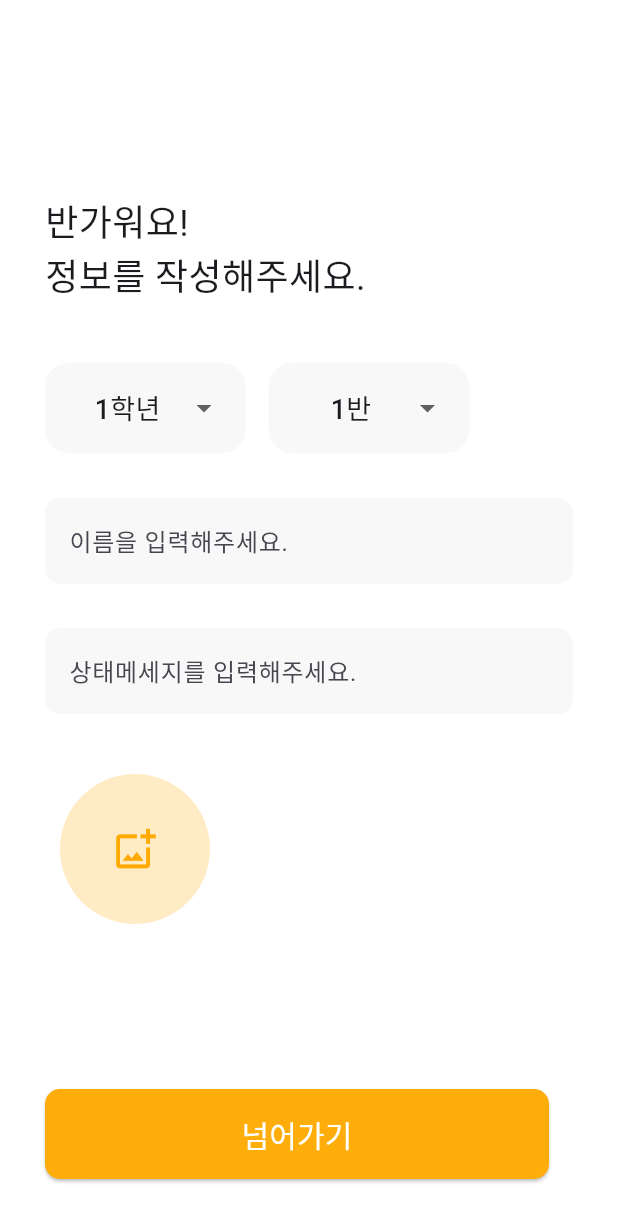
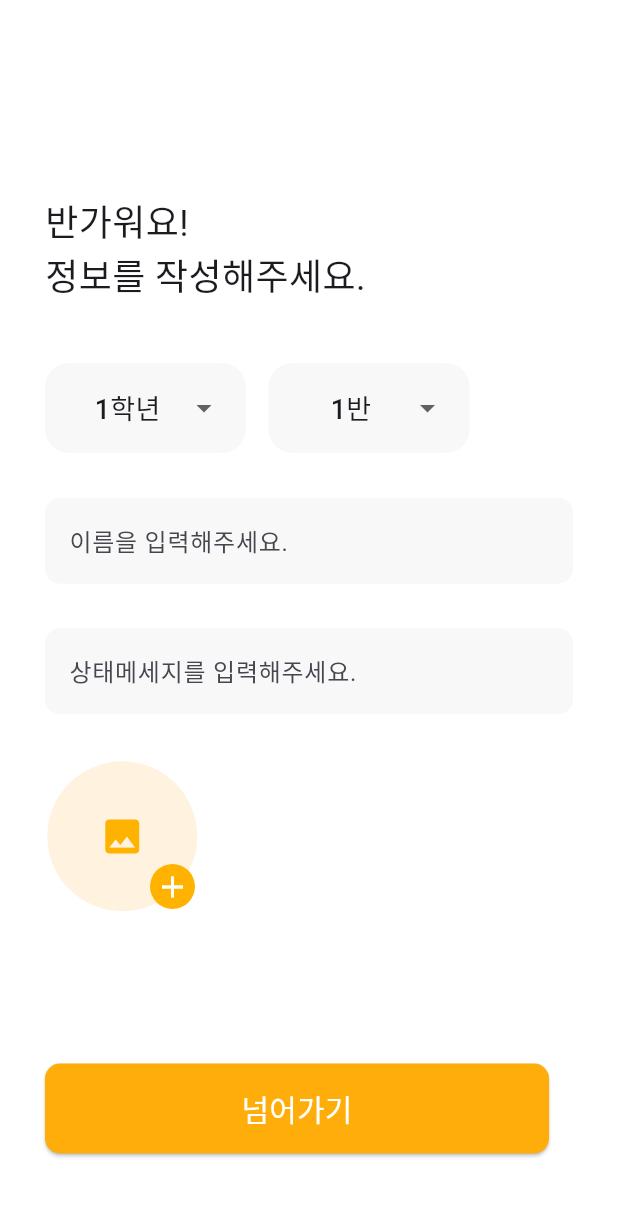
Before and after one commit to bab-babbab/Bab-Babbab-Frontend, a Flutter app: the InformationPage screen opened directly, on a phone screen of 412 x 824 dp. Shown: the top 1222 px of the screen. Run offline on Flutter 3.47's test engine with Material 3 defaults, Android fonts, the phone set to English and light mode, and no system bars; drawn by our look-alikes of dropdown_button2; our stand-ins replace firebase_auth, firebase_core, flutter_svg, google_sign_in, image_picker; accounts and stored records are empty; Roboto replaces fonts that are missing (Pretendard).

Commit message:
회원 이미지 추가(사진, 카메라) 기능

```diff
--- a/lib/main.dart
+++ b/lib/main.dart
@@ -1,3 +1,5 @@
+import 'package:bab_babbab_front/screens/home/home.dart';
+import 'package:bab_babbab_front/screens/main/InfoPage.dart';
 import 'package:flutter/material.dart';
 import 'package:bab_babbab_front/screens/main/selectPage.dart';
 import 'package:bab_babbab_front/firebase_options.dart';
@@ -27,7 +29,7 @@ class MainApp extends StatelessWidget {
       ),
       debugShowCheckedModeBanner: false,
       title: 'bab-babbab',
-      home: SelectPage(),
+      home: InformationPage(),
     );
   }
 }
--- a/lib/screens/main/InfoPage.dart
+++ b/lib/screens/main/InfoPage.dart
@@ -1,11 +1,14 @@
+import 'dart:io';
+
+import 'package:flutter/foundation.dart';
 import 'package:flutter/material.dart';
+import 'package:image_picker/image_picker.dart';
+
 import 'package:dropdown_button2/dropdown_button2.dart';
-import 'package:image_picker/image_picker.dart';
-import 'dart:io';
 import 'package:bab_babbab_front/screens/home/home.dart';
 
 class InformationPage extends StatefulWidget {
-  const InformationPage({super.key});
+  const InformationPage({Key? key}) : super(key: key);
 
   @override
   _InformationPageState createState() => _InformationPageState();
@@ -13,9 +16,7 @@ class InformationPage extends StatefulWidget {
 
 class _InformationPageState extends State<InformationPage> {
   final picker = ImagePicker();
-  XFile? image; // 카메라로 촬영한 이미지를 저장할 변수
-  List<XFile?> multiImage = []; // 갤러리에서 여러 장의 사진을 선택해서 저장할 변수
-  List<XFile?> images = []; // 가져온 사진들을 보여주기 위한 변수
+  XFile? _pickedFile; // 카메라로 촬영한 이미지를 저장할 변수
 
   List<String> gradeList = ['1학년', '2학년', '3학년'];
   List<String> classList = ['1반', '2반', '3반', '4반', '5반', '6반'];
@@ -24,6 +25,7 @@ class _InformationPageState extends State<InformationPage> {
 
   @override
   Widget build(BuildContext context) {
+    final _imageSize = MediaQuery.of(context).size.width / 4;
     return Scaffold(
       backgroundColor: const Color(0xffFFFFFF),
       body: Padding(
@@ -163,33 +165,74 @@ class _InformationPageState extends State<InformationPage> {
               ),
             ),
             SizedBox(height: 30),
+            Column(
+              children: [
+                if (_pickedFile == null)
+                  Container(
+                    constraints: BoxConstraints(
+                      minHeight: _imageSize,
+                      minWidth: _imageSize,
+                    ),
+                    child: GestureDetector(
+                      onTap: () {
+                        _showBottomSheet();
+                      },
+                      child: Stack(
+                        alignment: Alignment.center,
+                        children: [
+                          // 큰 원 (배경)
+                          Container(
+                            width: 100,
+                            height: 100,
+                            decoration: const BoxDecoration(
+                              color: Color(0xFFFFF3E0), // 연한 오렌지색 배경
+                              shape: BoxShape.circle,
+                            ),
+                          ),
 
-            //갤러리에서 가져오기
-            Container(
-              margin: EdgeInsets.all(10),
-              padding: EdgeInsets.all(5),
-              height: 100,
-              width: 100,
-              decoration: BoxDecoration(
-                color: Color(0xffFFEBC4),
-                borderRadius: BorderRadius.circular(999),
-              ),
-              child: IconButton(
-                onPressed: () async {
-                  multiImage = await picker.pickMultiImage();
-                  setState(() {
-                    //갤러리에서 가지고 온 사진들은 리스트 변수에 저장되므로 addAll()을 사용해서 images와 multiImage 리스트를 합쳐줍니다.
-                    images.addAll(multiImage);
-                  });
-                },
-                icon: Icon(
-                  Icons.add_photo_alternate_outlined,
-                  size: 30,
-                  color: Color(0xffFFAA00),
-                ),
-              ),
+                          // 가운데 이미지 아이콘
+                          const Icon(
+                            Icons.image, // 또는 Icons.image_outlined
+                            size: 30,
+                            color: Color(0xFFFFB300), // 진한 오렌지
+                          ),
+
+                          // 오른쪽 아래에 + 버튼
+                          Positioned(
+                            bottom: 3,
+                            right: 3,
+                            child: Container(
+                              width: 30,
+                              height: 30,
+                              decoration: const BoxDecoration(
+                                color: Color(0xFFFFB300), // 진한 오렌지
+                                shape: BoxShape.circle,
+                              ),
+                              child: const Icon(Icons.add, color: Colors.white),
+                            ),
+                          ),
+                        ],
+                      ),
+                    ),
+                  )
+                else
+                  Container(
+                    width: _imageSize,
+                    height: _imageSize,
+                    decoration: BoxDecoration(
+                      shape: BoxShape.circle,
+                      border: Border.all(
+                        width: 2,
+                        color: Theme.of(context).colorScheme.primary,
+                      ),
+                      image: DecorationImage(
+                        image: FileImage(File(_pickedFile!.path)),
+                        fit: BoxFit.cover,
+                      ),
+                    ),
+                  ),
+              ],
             ),
-
             SizedBox(height: 100),
             ElevatedButton(
               style: ElevatedButton.styleFrom(
@@ -219,4 +262,63 @@ class _InformationPageState extends State<InformationPage> {
       ),
     );
   }
+
+  _showBottomSheet() {
+    return showModalBottomSheet(
+      context: context,
+      shape: const RoundedRectangleBorder(
+        borderRadius: BorderRadius.vertical(top: Radius.circular(25)),
+      ),
+      builder: (context) {
+        return Column(
+          mainAxisSize: MainAxisSize.min,
+          children: [
+            const SizedBox(height: 20),
+            ElevatedButton(
+              onPressed: () => _getCameraImage(),
+              child: const Text('사진찍기'),
+            ),
+            const SizedBox(height: 10),
+            const Divider(thickness: 3),
+            const SizedBox(height: 10),
+            ElevatedButton(
+              onPressed: () => _getPhotoLibraryImage(),
+              child: const Text('라이브러리에서 불러오기'),
+            ),
+            const SizedBox(height: 20),
+          ],
+        );
+      },
+    );
+  }
+
+  _getCameraImage() async {
+    final pickedFile = await ImagePicker().pickImage(
+      source: ImageSource.camera,
+    );
+    if (pickedFile != null) {
+      setState(() {
+        _pickedFile = pickedFile;
+      });
+    } else {
+      if (kDebugMode) {
+        print('이미지 선택안함');
+      }
+    }
+  }
+
+  _getPhotoLibraryImage() async {
+    final pickedFile = await ImagePicker().pickImage(
+      source: ImageSource.gallery,
+    );
+    if (pickedFile != null) {
+      setState(() {
+        _pickedFile = pickedFile;
+      });
+    } else {
+      if (kDebugMode) {
+        print('이미지 선택안함');
+      }
+    }
+  }
 }
```
Also changed, not shown: 1 other file. Lines whose indentation alone changed are shown as unchanged.
